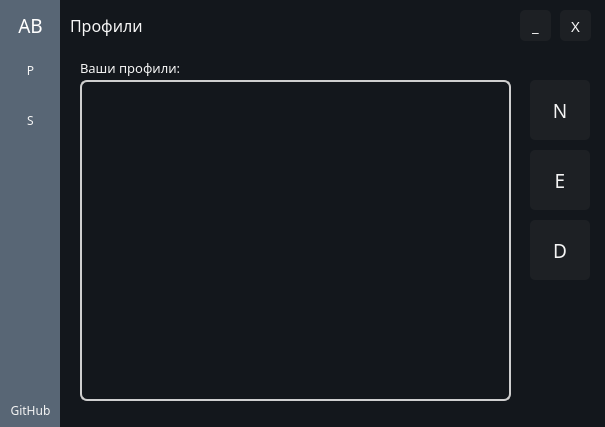
denipolis/arci-binder, file src/ui/mainWindow.ui: the form before one commit.
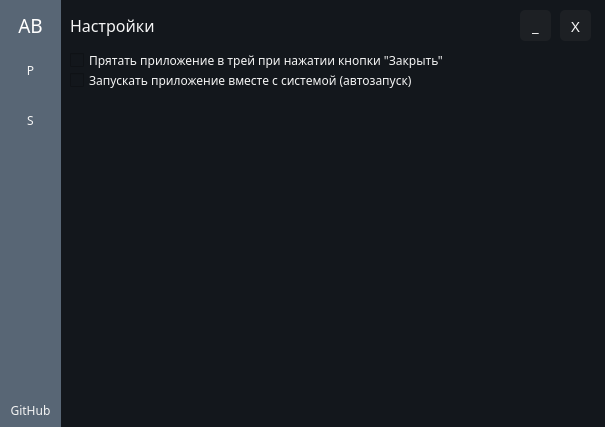
The form after the commit.

The edit to the form file:
```diff
--- a/src/ui/mainWindow.ui
+++ b/src/ui/mainWindow.ui
@@ -35,6 +35,10 @@
 	border-radius: 5px;
 }
 
+QPushButton::disabled {
+    background-color: #202024;
+}
+
 QPushButton::hover {
     background-color: #222a33;
 }
@@ -226,6 +230,32 @@
       <string>Настройки</string>
      </property>
     </widget>
+    <widget class="QCheckBox" name="trayCheckbox">
+     <property name="geometry">
+      <rect>
+       <x>10</x>
+       <y>50</y>
+       <width>511</width>
+       <height>21</height>
+      </rect>
+     </property>
+     <property name="text">
+      <string>Прятать приложение в трей при нажатии кнопки &quot;Закрыть&quot;</string>
+     </property>
+    </widget>
+    <widget class="QCheckBox" name="autorunCheckbox">
+     <property name="geometry">
+      <rect>
+       <x>10</x>
+       <y>70</y>
+       <width>511</width>
+       <height>21</height>
+      </rect>
+     </property>
+     <property name="text">
+      <string>Запускать приложение вместе с системой (автозапуск)</string>
+     </property>
+    </widget>
    </widget>
    <widget class="QWidget" name="profilesWidget" native="true">
     <property name="enabled">
@@ -242,7 +272,7 @@
     <property name="styleSheet">
      <string notr="true"/>
     </property>
-    <widget class="QPushButton" name="newProfileButton">
+    <widget class="QPushButton" name="createProfileButton">
      <property name="geometry">
       <rect>
        <x>470</x>
@@ -265,6 +295,9 @@
      </property>
     </widget>
     <widget class="QPushButton" name="editProfileButton">
+     <property name="enabled">
+      <bool>false</bool>
+     </property>
      <property name="geometry">
       <rect>
        <x>470</x>
@@ -287,6 +320,9 @@
      </property>
     </widget>
     <widget class="QPushButton" name="deleteProfileButton">
+     <property name="enabled">
+      <bool>false</bool>
+     </property>
      <property name="geometry">
       <rect>
        <x>470</x>
@@ -363,17 +399,17 @@
      </property>
     </widget>
     <zorder>listWidget</zorder>
-    <zorder>newProfileButton</zorder>
+    <zorder>createProfileButton</zorder>
     <zorder>editProfileButton</zorder>
     <zorder>deleteProfileButton</zorder>
     <zorder>profilesTitle</zorder>
     <zorder>label</zorder>
    </widget>
-   <zorder>settingsWidget</zorder>
-   <zorder>navigationWidget</zorder>
    <zorder>profilesWidget</zorder>
+   <zorder>settingsWidget</zorder>
    <zorder>minimizeButton</zorder>
    <zorder>closeButton</zorder>
+   <zorder>navigationWidget</zorder>
   </widget>
  </widget>
  <resources/>
```
